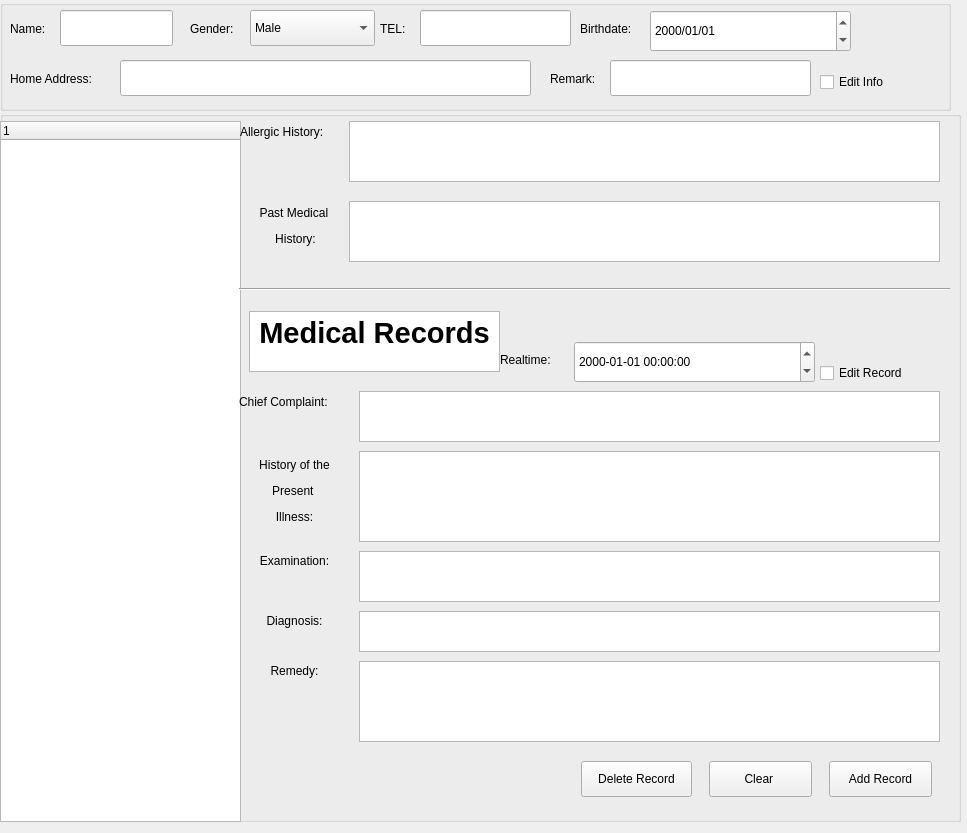
Before: the Qt Designer form PatientInfoWindow.ui in OhaoTech/ClinicManager, drawn with Qt 5.
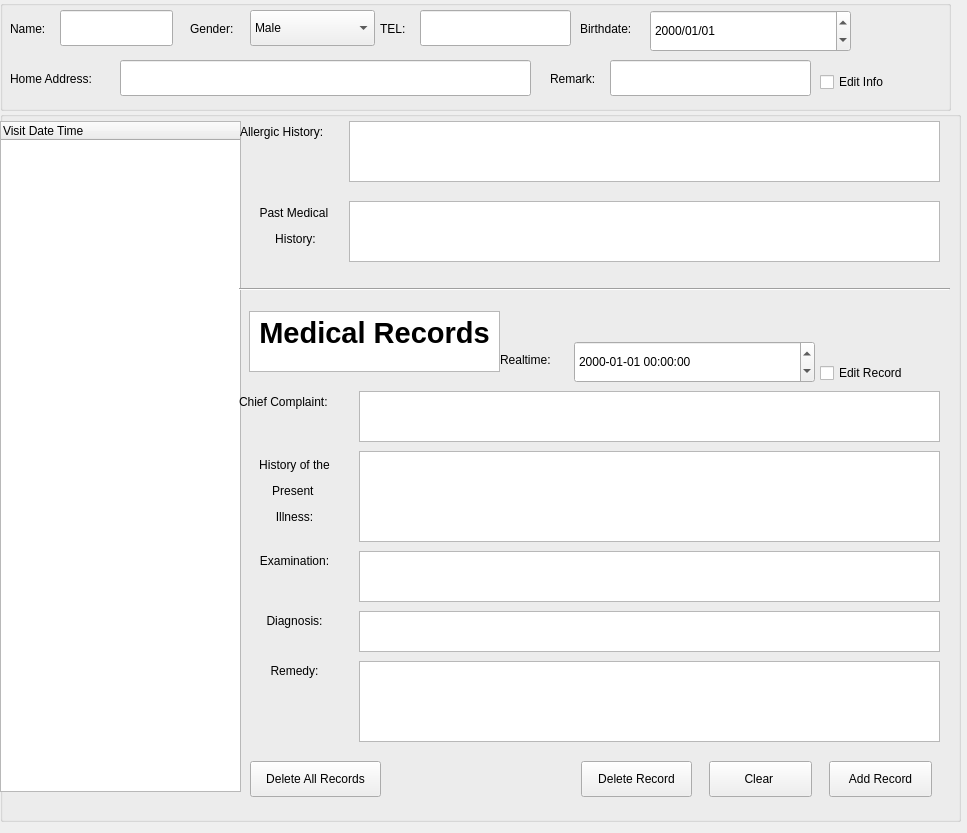
After: the same form once the commit is applied.

Commit message: delete one patient all visits records

Diff of the .ui file:
```diff
--- a/PatientInfoWindow.ui
+++ b/PatientInfoWindow.ui
@@ -211,12 +211,12 @@
       <x>0</x>
       <y>10</y>
       <width>241</width>
-      <height>701</height>
+      <height>671</height>
      </rect>
     </property>
     <column>
      <property name="text">
-      <string notr="true">1</string>
+      <string notr="true">Visit Date Time</string>
      </property>
     </column>
    </widget>
@@ -513,6 +513,19 @@
      <string>Edit Record</string>
     </property>
    </widget>
+   <widget class="QPushButton" name="delete_all_records_pushButton">
+    <property name="geometry">
+     <rect>
+      <x>250</x>
+      <y>650</y>
+      <width>131</width>
+      <height>36</height>
+     </rect>
+    </property>
+    <property name="text">
+     <string>Delete All Records</string>
+    </property>
+   </widget>
   </widget>
  </widget>
  <resources/>
```
The commit also changes 2 other files.
